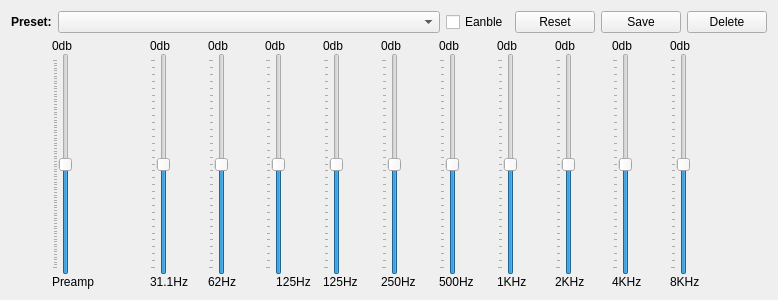
Before: the Qt Designer form src/widget_shared/equalizerdialog.ui in billlin0904/xamp2, drawn with Qt 5.
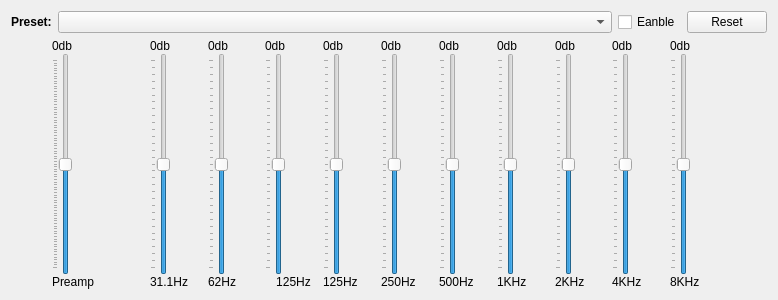
After: the same form once the commit is applied. Custom widgets are drawn as their Qt base class.

```diff
--- a/src/widget_shared/equalizerdialog.ui
+++ b/src/widget_shared/equalizerdialog.ui
@@ -33,7 +33,7 @@
   </property>
   <layout class="QVBoxLayout" name="verticalLayout_13" stretch="0,1">
    <item>
-    <layout class="QHBoxLayout" name="horizontalLayout" stretch="0,1,0,0,0,0">
+    <layout class="QHBoxLayout" name="horizontalLayout" stretch="0,1,0,0">
      <item>
       <widget class="QLabel" name="label_23">
        <property name="font">
@@ -63,20 +63,6 @@
        </property>
       </widget>
      </item>
-     <item>
-      <widget class="QPushButton" name="saveButton">
-       <property name="text">
-        <string>Save</string>
-       </property>
-      </widget>
-     </item>
-     <item>
-      <widget class="QPushButton" name="deleteButton">
-       <property name="text">
-        <string>Delete</string>
-       </property>
-      </widget>
-     </item>
     </layout>
    </item>
    <item>
```
Left out of the diff: 1 changed line with no effect on the pictures.
